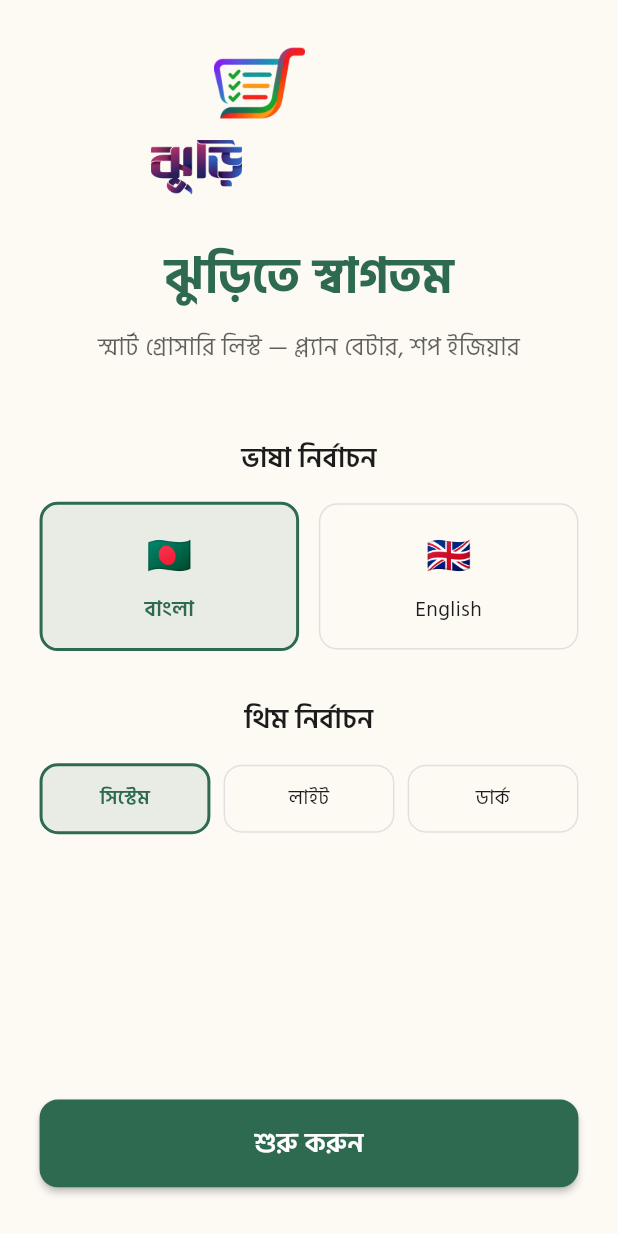
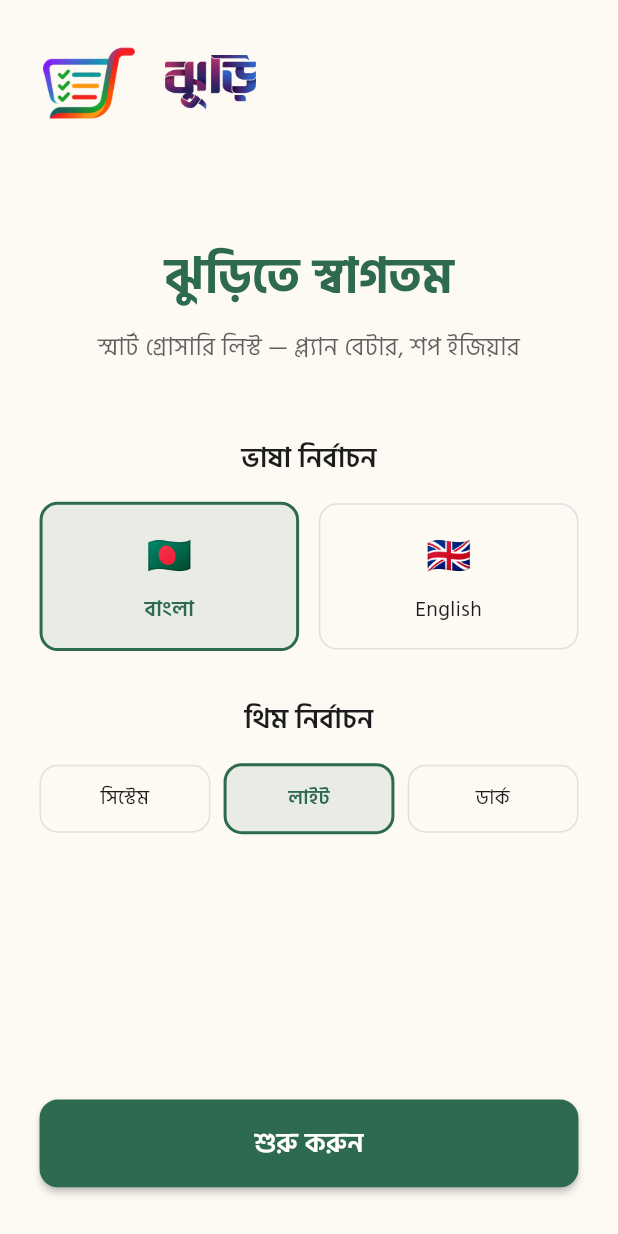
Before and after one commit to moinul-alam/ekush-space, a Flutter app: the screen it shows after launch, on a phone screen of 412 x 824 dp. Run offline on Flutter 3.47's test engine with Material 3 defaults, Android fonts, the light colour scheme and no system bars; our stand-ins replace dio, drift, flutter_local_notifications, flutter_native_splash, flutter_riverpod, flutter_screenutil and 10 more; missing offline and left inert: workmanager; accounts and stored records are empty; generated files the repository leaves out were written again.

Commit message:
fix(jhuri): place logo and title side by side in row, set light mode as default

```diff
--- a/apps/jhuri/lib/features/onboarding/onboarding_screen.dart
+++ b/apps/jhuri/lib/features/onboarding/onboarding_screen.dart
@@ -180,33 +180,28 @@ class _OnboardingScreenState extends ConsumerState<OnboardingScreen>
 
             // Phase 2: Animated positioned elements
             if (_phase1Complete) ...[
-              // Logo and title centered at top
+              // Logo and title in a single row at top
               AnimatedPositioned(
                   duration: Duration(milliseconds: 800),
                   curve: Curves.easeOutCubic,
-                  top: _phase1Complete ? 24.h : (screenHeight / 2 - 72.h),
-                  left: _phase1Complete
-                      ? (screenWidth / 2 - 60.w)
-                      : (screenWidth / 2 - 60.w),
-                  child: Image.asset(
-                    'assets/images/app_logo.png',
-                    height: _phase1Complete ? 60.h : 120.h,
-                    width: _phase1Complete ? 60.w : 120.w,
+                  top: _phase1Complete ? 24.h : (screenHeight / 2 - 60.h),
+                  left: _phase1Complete ? 24.w : (screenWidth / 2 - 60.w),
+                  child: Row(
+                    mainAxisSize: MainAxisSize.min,
+                    children: [
+                      Image.asset(
+                        'assets/images/app_logo.png',
+                        height: _phase1Complete ? 60.h : 120.h,
+                        width: _phase1Complete ? 60.w : 120.w,
+                      ),
+                      SizedBox(width: 16.w),
+                      AnimatedOpacity(
+                          duration: Duration(milliseconds: 600),
+                          opacity: _phase1Complete ? 1.0 : 0.0,
+                          child: Image.asset(titleImagePath,
+                              height: _phase1Complete ? 36.h : 48.h)),
+                    ],
                   )),
-
-              // Title image
-              AnimatedPositioned(
-                  duration: Duration(milliseconds: 800),
-                  curve: Curves.easeOutCubic,
-                  top: _phase1Complete ? 92.h : (screenHeight / 2 + 72.h),
-                  left: _phase1Complete
-                      ? (screenWidth / 2 - 96.w)
-                      : (screenWidth / 2 - 96.w),
-                  child: AnimatedOpacity(
-                      duration: Duration(milliseconds: 600),
-                      opacity: _phase1Complete ? 1.0 : 0.0,
-                      child: Image.asset(titleImagePath,
-                          height: _phase1Complete ? 36.h : 48.h))),
             ],
 
             // Content section (fades in after animation)
--- a/apps/jhuri/lib/features/onboarding/onboarding_viewmodel.dart
+++ b/apps/jhuri/lib/features/onboarding/onboarding_viewmodel.dart
@@ -15,7 +15,7 @@ class OnboardingState {
 
   const OnboardingState({
     this.selectedLanguage = 'bangla',
-    this.selectedTheme = ThemeMode.system,
+    this.selectedTheme = ThemeMode.light,
     this.isCompleting = false,
   });
 
```
